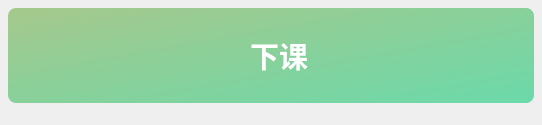
The window that widget-toast-bar.ui (RinLit-233-shiroko/Class-Widgets) describes before a commit, drawn with Qt 5.
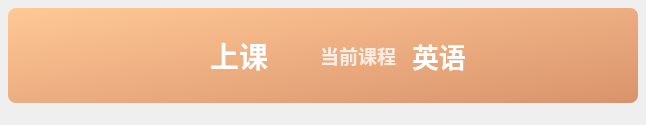
The same window after the commit. Icons and pictures are not drawn.

```diff
--- a/widget-toast-bar.ui
+++ b/widget-toast-bar.ui
@@ -6,7 +6,7 @@
    <rect>
     <x>0</x>
     <y>0</y>
-    <width>542</width>
+    <width>646</width>
     <height>125</height>
    </rect>
   </property>
@@ -39,41 +39,159 @@
     <number>22</number>
    </property>
    <item>
-    <widget class="QPushButton" name="alert">
-     <property name="sizePolicy">
-      <sizepolicy hsizetype="Preferred" vsizetype="Preferred">
-       <horstretch>0</horstretch>
-       <verstretch>0</verstretch>
-      </sizepolicy>
-     </property>
-     <property name="font">
-      <font>
-       <family>Microsoft YaHei UI</family>
-       <pointsize>22</pointsize>
-       <weight>75</weight>
-       <bold>true</bold>
-      </font>
-     </property>
+    <widget class="QFrame" name="backgnd">
      <property name="styleSheet">
       <string notr="true">border: none;
-color: rgba(255, 255, 255, 255);
+color: rgba(255, 255, 255, 255); 
+font-weight: bold; 
+border-radius: 8px; 
+background-color: qlineargradient(spread:pad, x1:0, y1:0, x2:1, y2:1, stop:0 rgba(255, 200, 150, 255), stop:1 rgba(217, 147, 107, 255));</string>
+     </property>
+     <property name="frameShape">
+      <enum>QFrame::StyledPanel</enum>
+     </property>
+     <property name="frameShadow">
+      <enum>QFrame::Raised</enum>
+     </property>
+     <layout class="QHBoxLayout" name="horizontalLayout_3">
+      <property name="spacing">
+       <number>0</number>
+      </property>
+      <property name="leftMargin">
+       <number>0</number>
+      </property>
+      <property name="topMargin">
+       <number>0</number>
+      </property>
+      <property name="rightMargin">
+       <number>0</number>
+      </property>
+      <property name="bottomMargin">
+       <number>0</number>
+      </property>
+      <item>
+       <layout class="QHBoxLayout" name="horizontalLayout_2">
+        <property name="spacing">
+         <number>52</number>
+        </property>
+        <item>
+         <spacer name="horizontalSpacer">
+          <property name="orientation">
+           <enum>Qt::Horizontal</enum>
+          </property>
+          <property name="sizeHint" stdset="0">
+           <size>
+            <width>40</width>
+            <height>20</height>
+           </size>
+          </property>
+         </spacer>
+        </item>
+        <item>
+         <layout class="QHBoxLayout" name="horizontalLayout_4">
+          <property name="spacing">
+           <number>23</number>
+          </property>
+          <item>
+           <widget class="QLabel" name="icon">
+            <property name="styleSheet">
+             <string notr="true">background: transparent</string>
+            </property>
+            <property name="text">
+             <string/>
+            </property>
+            <property name="pixmap">
+             <pixmap>img/attend_class.svg</pixmap>
+            </property>
+           </widget>
+          </item>
+          <item>
+           <widget class="QLabel" name="title">
+            <property name="font">
+             <font>
+              <family>Microsoft YaHei UI</family>
+              <pointsize>22</pointsize>
+              <weight>75</weight>
+              <bold>true</bold>
+             </font>
+            </property>
+            <property name="styleSheet">
+             <string notr="true">color: rgb(255, 255, 255);
+background: transparent</string>
+            </property>
+            <property name="text">
+             <string>上课</string>
+            </property>
+           </widget>
+          </item>
+         </layout>
+        </item>
+        <item>
+         <layout class="QHBoxLayout" name="horizontalLayout_5">
+          <property name="spacing">
+           <number>16</number>
+          </property>
+          <item>
+           <widget class="QLabel" name="subtitle">
+            <property name="font">
+             <font>
+              <family>Microsoft YaHei UI</family>
+              <pointsize>14</pointsize>
+              <weight>75</weight>
+              <italic>false</italic>
+              <bold>true</bold>
+             </font>
+            </property>
+            <property name="styleSheet">
+             <string notr="true">background: transparent;
 font-weight: bold;
-border-radius: 8px;
-background-color: qlineargradient(spread:pad, x1:0, y1:0, x2:1, y2:1, stop:0 rgba(166, 200, 140, 255), stop:1 rgba(107, 217, 170, 255));</string>
-     </property>
-     <property name="text">
-      <string>  下课</string>
-     </property>
-     <property name="icon">
-      <iconset>
-       <normaloff>img/attend_class.svg</normaloff>img/attend_class.svg</iconset>
-     </property>
-     <property name="iconSize">
-      <size>
-       <width>46</width>
-       <height>36</height>
-      </size>
-     </property>
+color: rgba(255, 255, 255, 200);</string>
+            </property>
+            <property name="text">
+             <string>当前课程</string>
+            </property>
+           </widget>
+          </item>
+          <item>
+           <widget class="QLabel" name="lesson">
+            <property name="font">
+             <font>
+              <family>Microsoft YaHei UI</family>
+              <pointsize>20</pointsize>
+              <weight>75</weight>
+              <bold>true</bold>
+             </font>
+            </property>
+            <property name="styleSheet">
+             <string notr="true">color: rgb(255, 255, 255);
+background: transparent</string>
+            </property>
+            <property name="text">
+             <string>英语</string>
+            </property>
+            <property name="alignment">
+             <set>Qt::AlignLeading|Qt::AlignLeft|Qt::AlignVCenter</set>
+            </property>
+           </widget>
+          </item>
+         </layout>
+        </item>
+        <item>
+         <spacer name="horizontalSpacer_2">
+          <property name="orientation">
+           <enum>Qt::Horizontal</enum>
+          </property>
+          <property name="sizeHint" stdset="0">
+           <size>
+            <width>40</width>
+            <height>20</height>
+           </size>
+          </property>
+         </spacer>
+        </item>
+       </layout>
+      </item>
+     </layout>
     </widget>
    </item>
   </layout>
```
